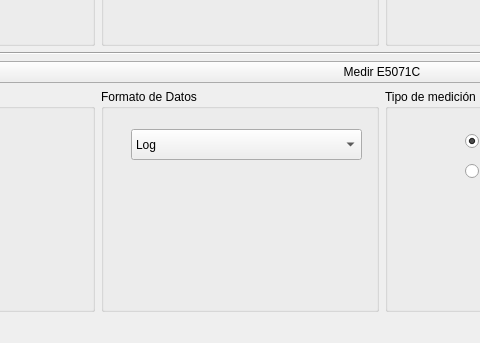
Before: the Qt Designer form gui/ui/Keithley.ui in jsantos17/Tesis, drawn with Qt 5; both pictures show x 193 to 673 and y 298 to 641 of the 1150 by 641 pixel window.
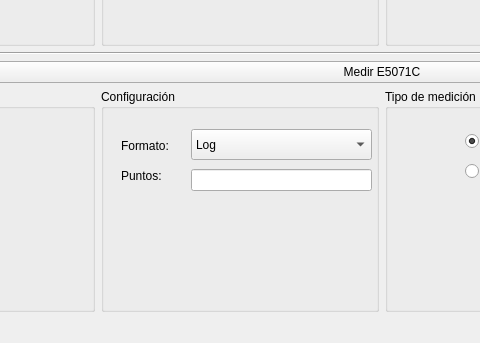
After: the same form once the commit is applied.

Patch:
```diff
--- a/gui/ui/Keithley.ui
+++ b/gui/ui/Keithley.ui
@@ -320,14 +320,14 @@
       <item>
        <widget class="QGroupBox" name="format_groupbox">
         <property name="title">
-         <string>Formato de Datos</string>
+         <string>Configuración</string>
         </property>
         <widget class="QComboBox" name="format_combobox">
          <property name="geometry">
           <rect>
-           <x>30</x>
+           <x>90</x>
            <y>40</y>
-           <width>231</width>
+           <width>181</width>
            <height>31</height>
           </rect>
          </property>
@@ -387,6 +387,42 @@
           </property>
          </item>
         </widget>
+        <widget class="QLabel" name="format_label">
+         <property name="geometry">
+          <rect>
+           <x>20</x>
+           <y>50</y>
+           <width>61</width>
+           <height>14</height>
+          </rect>
+         </property>
+         <property name="text">
+          <string>Formato:</string>
+         </property>
+        </widget>
+        <widget class="QLabel" name="points_label">
+         <property name="geometry">
+          <rect>
+           <x>20</x>
+           <y>80</y>
+           <width>61</width>
+           <height>14</height>
+          </rect>
+         </property>
+         <property name="text">
+          <string>Puntos:</string>
+         </property>
+        </widget>
+        <widget class="QLineEdit" name="points_field">
+         <property name="geometry">
+          <rect>
+           <x>90</x>
+           <y>80</y>
+           <width>181</width>
+           <height>22</height>
+          </rect>
+         </property>
+        </widget>
        </widget>
       </item>
       <item>
```
